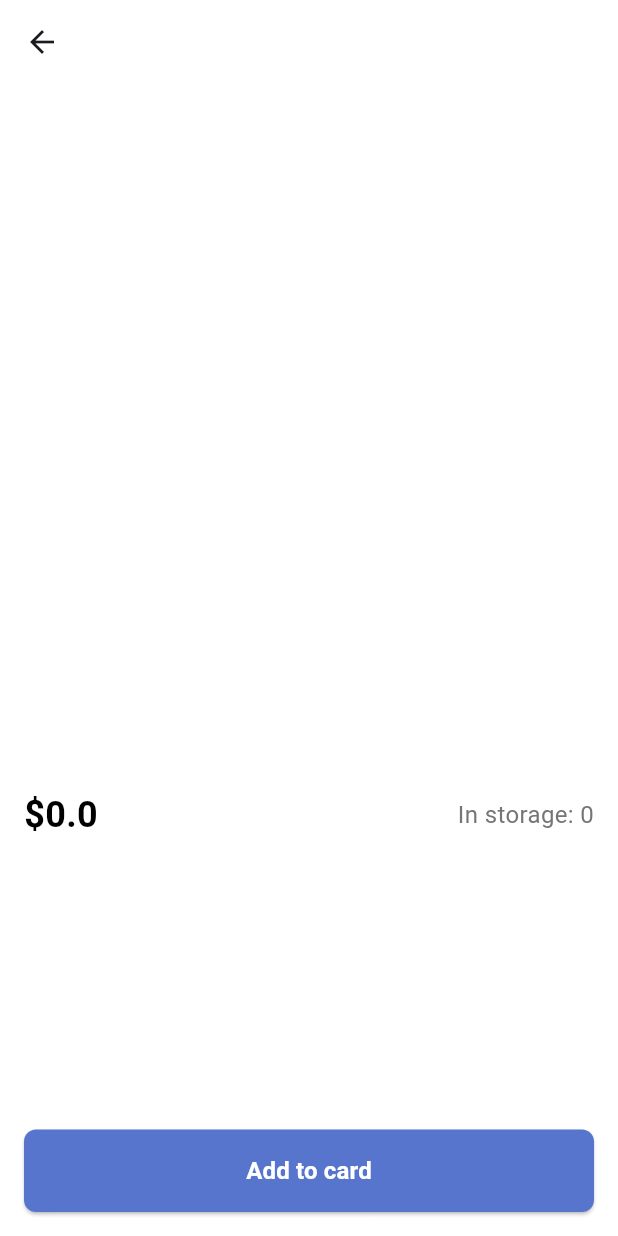
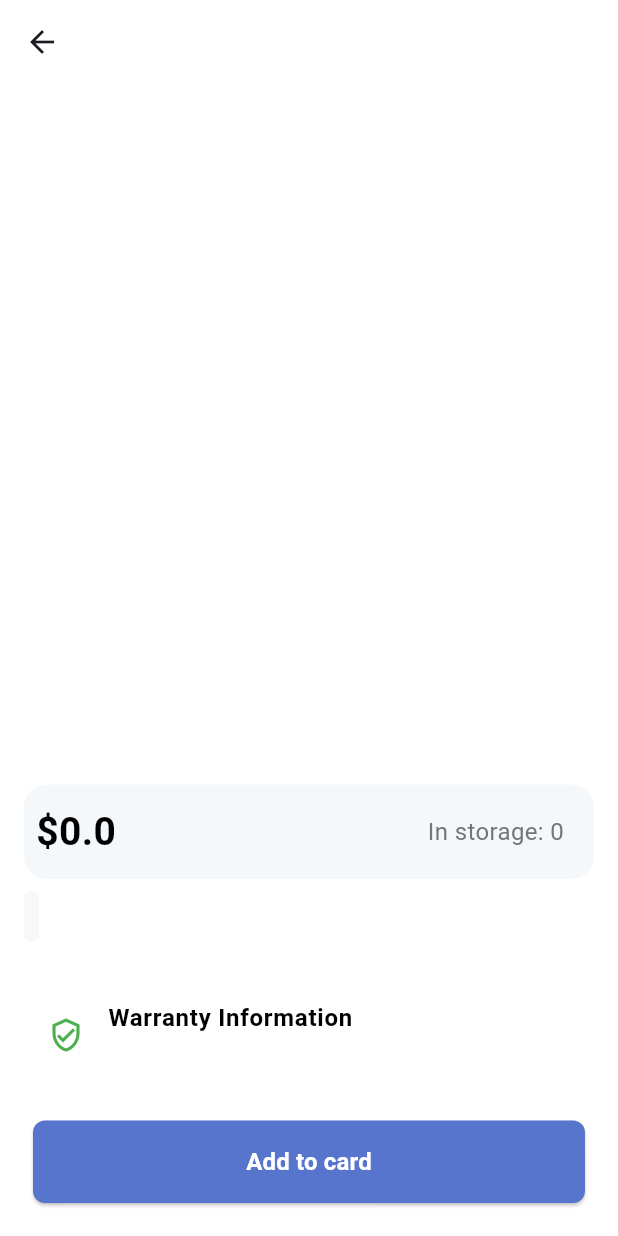
Before and after one commit to omar2398/Sadeem-shop, a Flutter app: the ProductDetailsPage screen opened directly with empty values, on a phone screen of 412 x 824 dp. Run offline on Flutter 3.47's test engine with Material 3 defaults, Android fonts, the phone set to English and light mode, and no system bars; our stand-ins replace dartz, dio, equatable, flutter_bloc, flutter_secure_storage, get_it; missing offline and left inert: pretty_bloc_observer; accounts and stored records are empty; statements that could not run were skipped.

Commit message:
Finish product details page UI

```diff
--- a/lib/features/products/presentation/constants/products_constants.dart
+++ b/lib/features/products/presentation/constants/products_constants.dart
@@ -9,6 +9,12 @@ class ProductsTexts {
   static const String storageLabel = 'In storage: ';
   static const String currencySymbol = '\$';
   static const String addToCartButton = 'Add to card';
+  static const String reviewsTitle = 'Reviews';
+  static const String warrantyInformationTitle = 'Warranty Information';
+  static const String noWarrantyInformation =
+      'No warranty information available';
+  static const String returnPolicyTitle = 'Return Policy';
+  static const String noReturnPolicy = 'No return policy information available';
 }
 
 class ProductsColors {
@@ -23,6 +29,7 @@ class ProductsColors {
   static const Color cardBackgroundColor = Color(0xFFF4F8FB);
   static const Color imagePlaceholderColor = Color(0xFFEEEEEE);
   static const Color primaryButtonColor = Color(0xFF5775CD);
+  static const Color starColor = Color(0xFFFFD700);
 }
 
 class ProductsStyles {
@@ -47,13 +54,13 @@ class ProductsStyles {
   );
 
   static const TextStyle detailsTitleStyle = TextStyle(
-    fontSize: 24,
+    fontSize: 22,
     fontWeight: FontWeight.bold,
     color: Colors.black,
   );
 
   static const TextStyle detailsPriceStyle = TextStyle(
-    fontSize: 24,
+    fontSize: 26,
     fontWeight: FontWeight.bold,
     color: Colors.black,
   );
@@ -68,4 +75,46 @@ class ProductsStyles {
     color: Colors.black87,
     height: 1.5,
   );
+
+  static const TextStyle ratingTextStyle = TextStyle(
+    fontSize: 24,
+    fontWeight: FontWeight.bold,
+    color: Colors.black,
+  );
+
+  static const TextStyle reviewsTitleStyle = TextStyle(
+    fontSize: 22,
+    fontWeight: FontWeight.w600,
+    color: Colors.black,
+  );
+
+  static const TextStyle reviewerNameStyle = TextStyle(
+    fontSize: 18,
+    fontWeight: FontWeight.w500,
+    color: Colors.black,
+  );
+
+  static TextStyle reviewCommentStyle = TextStyle(
+    fontSize: 14,
+    color: Colors.black87.withOpacity(0.5),
+  );
+
+  static const TextStyle originalPriceStyle = TextStyle(
+    fontSize: 16,
+    fontWeight: FontWeight.w500,
+    color: Colors.grey,
+    decoration: TextDecoration.lineThrough,
+  );
+
+  static const TextStyle sectionTitleStyle = TextStyle(
+    fontSize: 16,
+    fontWeight: FontWeight.w600,
+    color: Colors.black,
+  );
+
+  static const TextStyle sectionContentStyle = TextStyle(
+    fontSize: 14,
+    color: Colors.black87,
+    height: 1.5,
+  );
 }
--- a/lib/features/products/presentation/pages/product_details_page.dart
+++ b/lib/features/products/presentation/pages/product_details_page.dart
@@ -1,6 +1,7 @@
 import 'package:flutter/material.dart';
 import 'package:sadeem_shop/features/products/domain/entities/product.dart';
 import '../constants/products_constants.dart';
+import '../widgets/product_rating_section.dart';
 
 class ProductDetailsPage extends StatefulWidget {
   final Product product;
@@ -115,7 +116,6 @@ class _ProductDetailsPageState extends State<ProductDetailsPage> {
                 ),
               ],
             ),
-            // Remove the duplicate thumbnail image
             Padding(
               padding: const EdgeInsets.all(16.0),
               child: Column(
@@ -126,32 +126,101 @@ class _ProductDetailsPageState extends State<ProductDetailsPage> {
                     style: ProductsStyles.detailsTitleStyle,
                   ),
                   const SizedBox(height: 8),
-                  Row(
-                    mainAxisAlignment: MainAxisAlignment.spaceBetween,
-                    children: [
-                      Text(
-                        '${ProductsTexts.currencySymbol}${widget.product.price}',
-                        style: ProductsStyles.detailsPriceStyle,
+                  Container(
+                    decoration: BoxDecoration(
+                      borderRadius: BorderRadius.circular(15),
+                      color: ProductsColors.cardBackgroundColor,
+                    ),
+                    child: Padding(
+                      padding: const EdgeInsets.all(8.0),
+                      child: Row(
+                        mainAxisAlignment: MainAxisAlignment.spaceBetween,
+                        children: [
+                          Text(
+                            '${ProductsTexts.currencySymbol}${widget.product.price}',
+                            style: ProductsStyles.detailsPriceStyle,
+                          ),
+                          Container(
+                            decoration: BoxDecoration(
+                                borderRadius: BorderRadius.circular(50),
+                                color: ProductsColors.cardBackgroundColor),
+                            child: Padding(
+                              padding: const EdgeInsets.all(12),
+                              child: Text(
+                                '${ProductsTexts.storageLabel}${widget.product.stock}',
+                                style: ProductsStyles.detailsStorageStyle,
+                              ),
+                            ),
+                          ),
+                        ],
                       ),
-                      Text(
-                        '${ProductsTexts.storageLabel}${widget.product.stock}',
-                        style: ProductsStyles.detailsStorageStyle,
-                      ),
-                    ],
+                    ),
                   ),
                   const SizedBox(height: 8),
-                  Text(
-                    widget.product.description,
-                    style: ProductsStyles.detailsDescriptionStyle,
+                  Container(
+                    decoration: BoxDecoration(
+                      borderRadius: BorderRadius.circular(12),
+                      color: ProductsColors.storageColor.withOpacity(0.05),
+                    ),
+                    child: Padding(
+                      padding: const EdgeInsets.all(5),
+                      child: Text(
+                        widget.product.description,
+                        style: ProductsStyles.detailsDescriptionStyle,
+                      ),
+                    ),
                   ),
                 ],
               ),
             ),
+            const SizedBox(height: 10),
+            Container(
+              margin: const EdgeInsets.symmetric(horizontal: 16),
+              decoration: BoxDecoration(
+                color: Colors.white,
+                borderRadius: BorderRadius.circular(12),
+              ),
+              child: Column(
+                crossAxisAlignment: CrossAxisAlignment.start,
+                children: [
+                  ListTile(
+                    leading: const Icon(Icons.verified_user_outlined,
+                        color: Colors.green),
+                    title: Text(
+                      ProductsTexts.warrantyInformationTitle,
+                      style: ProductsStyles.sectionTitleStyle,
+                    ),
+                    subtitle: Text(
+                      widget.product.warrantyInformation ??
+                          ProductsTexts.noWarrantyInformation,
+                      style: ProductsStyles.sectionContentStyle,
+                    ),
+                  ),
+                  ListTile(
+                    leading: const Icon(
+                      Icons.assignment_return_outlined,
+                      color: Colors.red,
+                    ),
+                    title: Text(
+                      ProductsTexts.returnPolicyTitle,
+                      style: ProductsStyles.sectionTitleStyle,
+                    ),
+                    subtitle: Text(
+                      widget.product.returnPolicy ??
+                          ProductsTexts.noReturnPolicy,
+                      style: ProductsStyles.sectionContentStyle,
+                    ),
+                  ),
+                ],
+              ),
+            ),
+            const SizedBox(height: 16),
+            ProductRatingSection(product: widget.product),
           ],
         ),
       ),
       bottomNavigationBar: Padding(
-        padding: const EdgeInsets.all(16.0),
+        padding: const EdgeInsets.all(22),
         child: ElevatedButton(
           onPressed: () {
             // TODO: Implement add to cart functionality
--- a/lib/features/products/presentation/widgets/product_grid_item.dart
+++ b/lib/features/products/presentation/widgets/product_grid_item.dart
@@ -35,7 +35,7 @@ class ProductGridItem extends StatelessWidget {
             child: Row(
               children: [
                 Container(
-                  width: 80,
+                  width: 90,
                   height: 120,
                   decoration: BoxDecoration(
                     color: ProductsColors.imagePlaceholderColor,
```
Also changed, not shown: lib/features/products/domain/entities/review.dart (added, +11 -0 lines), lib/features/products/presentation/widgets/product_rating_section.dart (added, +96 -0 lines).
